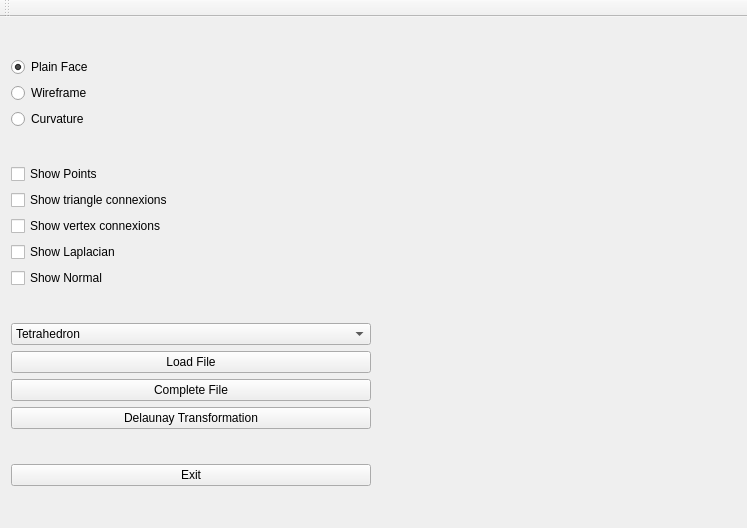
TastyColin/Mesh-and-Computational-Geometry, file Mesh_Computational_Geometry/mainwindow.ui: the form before one commit.
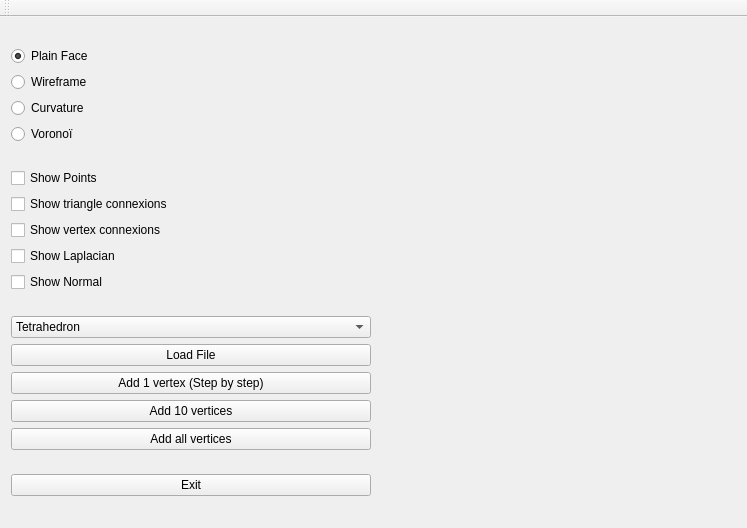
The form after the commit. Custom widgets are drawn as their Qt base class.

Diff of the .ui file:
```diff
--- a/Mesh_Computational_Geometry/mainwindow.ui
+++ b/Mesh_Computational_Geometry/mainwindow.ui
@@ -55,6 +55,13 @@
           </property>
          </widget>
         </item>
+        <item>
+         <widget class="QRadioButton" name="voronoi_mode">
+          <property name="text">
+           <string>Voronoï</string>
+          </property>
+         </widget>
+        </item>
        </layout>
       </item>
       <item>
@@ -137,14 +144,27 @@
         <item>
          <widget class="QPushButton" name="complete_button">
           <property name="text">
-           <string>Complete File</string>
+           <string>Add 1 vertex (Step by step)</string>
           </property>
+          <property name="default">
+           <bool>false</bool>
+          </property>
+          <property name="flat">
+           <bool>false</bool>
+          </property>
          </widget>
         </item>
         <item>
          <widget class="QPushButton" name="delaunay_button">
           <property name="text">
-           <string>Delaunay Transformation</string>
+           <string>Add 10 vertices</string>
+          </property>
+         </widget>
+        </item>
+        <item>
+         <widget class="QPushButton" name="add_all_vertices">
+          <property name="text">
+           <string>Add all vertices</string>
           </property>
          </widget>
         </item>
```
Left out of the diff: 4 changed lines with no effect on the pictures.
